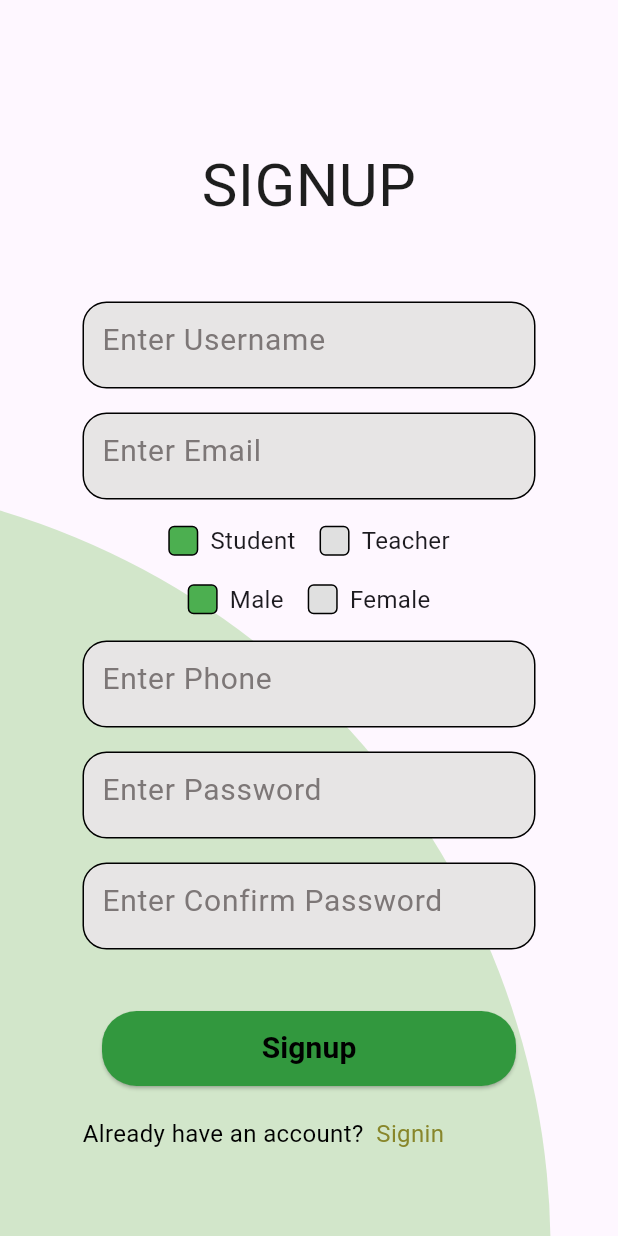
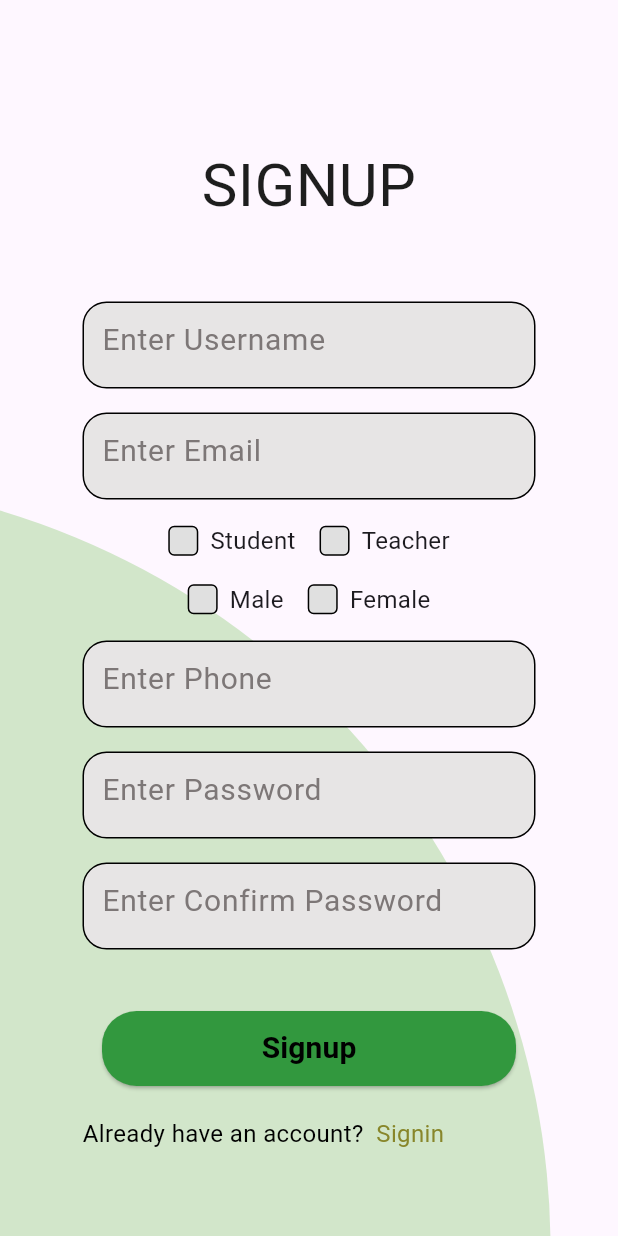
Before and after one commit to umaishasan/ProfessorAppointment, a Flutter app: the SignupScreen screen opened directly, on a phone screen of 412 x 824 dp. Run offline on Flutter 3.47's test engine with Material 3 defaults, Android fonts, the phone set to English and light mode, and no system bars; our stand-ins replace firebase_auth, firebase_core, firebase_database, fluttertoast; accounts and stored records are empty; Roboto replaces fonts that are missing (Heebo, Jaro).

Commit message:
just one script updated

```diff
--- a/lib/SignupScreen.dart
+++ b/lib/SignupScreen.dart
@@ -1,7 +1,4 @@
-// ignore_for_file: file_names
-
 import 'dart:async';
-
 import 'package:flutter/material.dart';
 import 'package:scholappoinment_934074496/LoginScreen.dart';
 import 'package:scholappoinment_934074496/Services/FirebaseServices.dart';
@@ -23,11 +20,10 @@ class _SignupScreenState extends State<SignupScreen> {
   final TextEditingController _phoneController = TextEditingController();
 
   // ignore: non_constant_identifier_names
-  late String GenderText = "";
-  int _selectedGenderIndex = 0;
+  String GenderText = "";
+
   // ignore: non_constant_identifier_names
   late String UserText = "";
-  int _selectedUserIndex = 0;
 
   @override
   void initState() {
@@ -161,9 +157,9 @@ class _SignupScreenState extends State<SignupScreen> {
         Row(
           mainAxisAlignment: MainAxisAlignment.center,
           children: [
-            _buildUserToggleOption("Student", 0),
+            _buildUserToggleOption("Student"),
             const SizedBox(width: 16),
-            _buildUserToggleOption("Teacher", 1),
+            _buildUserToggleOption("Teacher"),
           ],
         ),
       ],
@@ -177,23 +173,22 @@ class _SignupScreenState extends State<SignupScreen> {
         Row(
           mainAxisAlignment: MainAxisAlignment.center,
           children: [
-            _buildGenderToggleOption("Male", 0),
+            _buildGenderToggleOption("Male"),
             const SizedBox(width: 16),
-            _buildGenderToggleOption("Female", 1),
+            _buildGenderToggleOption("Female"),
           ],
         ),
       ],
     );
   }
 
-  Widget _buildGenderToggleOption(String text, int index) {
-    bool isSelected = _selectedGenderIndex == index;
-    GenderText = index == 0 ? "Male" : "Female";
+  Widget _buildGenderToggleOption(String gender) {
     return GestureDetector(
       onTap: () {
         setState(() {
-          _selectedGenderIndex = index;
+          GenderText = gender;
         });
+        print("Selected Gender: ${GenderText}");
       },
       child: Row(
         children: [
@@ -201,26 +196,25 @@ class _SignupScreenState extends State<SignupScreen> {
             width: 20,
             height: 20,
             decoration: BoxDecoration(
-              color: isSelected ? Colors.green : Colors.grey[300],
+              color: GenderText == gender ? Colors.green : Colors.grey[300],
               borderRadius: BorderRadius.circular(4),
               border: Border.all(color: Colors.black, width: 1),
             ),
           ),
           const SizedBox(width: 8),
-          Text(text, style: const TextStyle(fontSize: 16)),
+          Text(gender, style: const TextStyle(fontSize: 16)),
         ],
       ),
     );
   }
 
-  Widget _buildUserToggleOption(String text, int index) {
-    bool isSelected = _selectedUserIndex == index;
-    UserText = index == 0 ? "Student" : "Teacher";
+  Widget _buildUserToggleOption(String user) {
     return GestureDetector(
       onTap: () {
         setState(() {
-          _selectedUserIndex = index;
+          UserText = user;
         });
+        print("Selected User: ${UserText}");
       },
       child: Row(
         children: [
@@ -228,13 +222,13 @@ class _SignupScreenState extends State<SignupScreen> {
             width: 20,
             height: 20,
             decoration: BoxDecoration(
-              color: isSelected ? Colors.green : Colors.grey[300],
+              color: UserText == user ? Colors.green : Colors.grey[300],
               borderRadius: BorderRadius.circular(4),
               border: Border.all(color: Colors.black, width: 1),
             ),
           ),
           const SizedBox(width: 8),
-          Text(text, style: const TextStyle(fontSize: 16)),
+          Text(user, style: const TextStyle(fontSize: 16)),
         ],
       ),
     );
```
